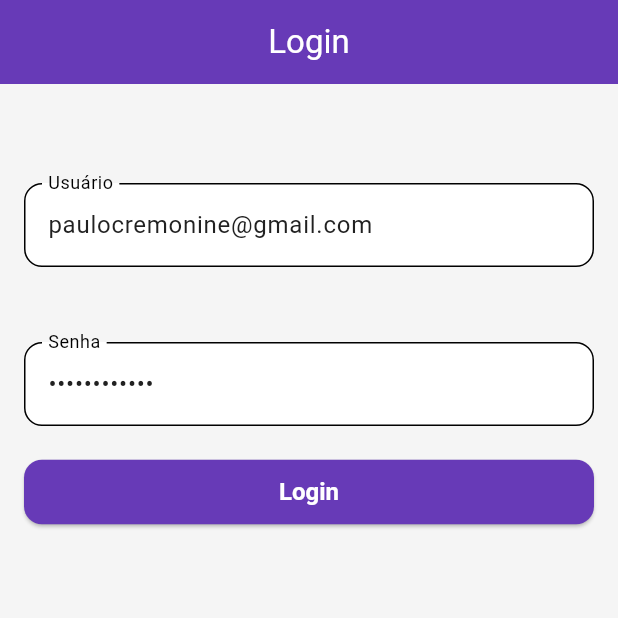
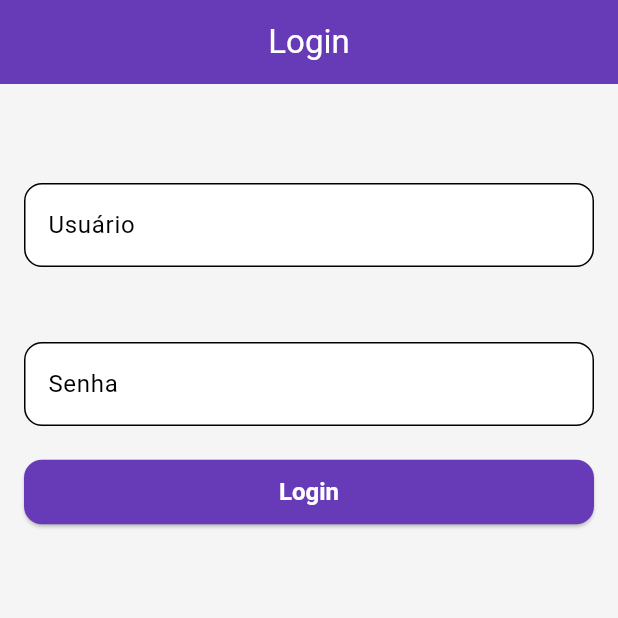
Before and after one commit to PauloCremonine/pedidos_sw, a Flutter app: the screen it shows after launch, on a phone screen of 412 x 824 dp, the top half of it. Run offline on Flutter 3.47's test engine with Material 3 defaults, Android fonts, the phone set to English and light mode, and no system bars; our stand-ins replace get_it, shared_preferences.

Commit message:
remove user

```diff
--- a/lib/view/login/login_screen.dart
+++ b/lib/view/login/login_screen.dart
@@ -10,10 +10,8 @@ class LoginScreen extends StatefulWidget {
 }
 
 class _LoginScreenState extends State<LoginScreen> {
-  final _usernameController = TextEditingController(
-    text: 'paulocremonine@gmail.com',
-  );
-  final _passwordController = TextEditingController(text: 'exWNldgttmcP');
+  final _usernameController = TextEditingController();
+  final _passwordController = TextEditingController();
 
   @override
   void dispose() {
```
